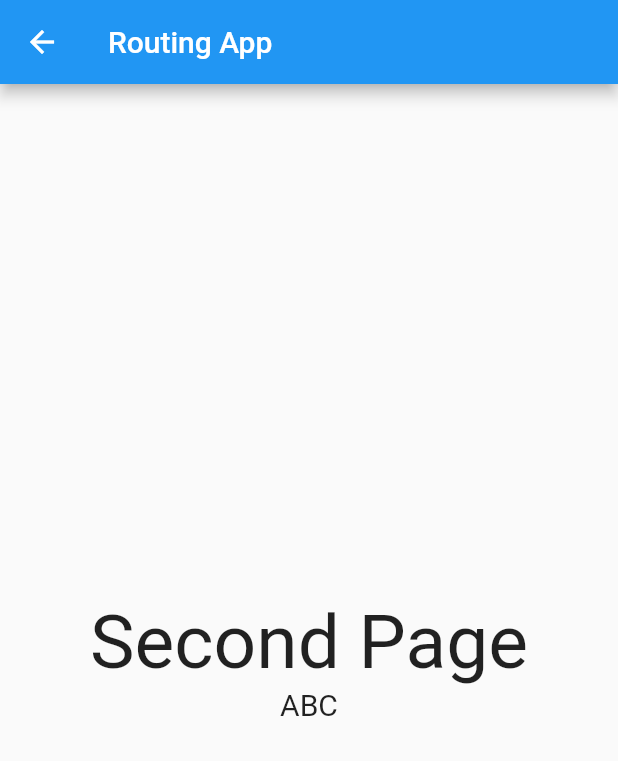
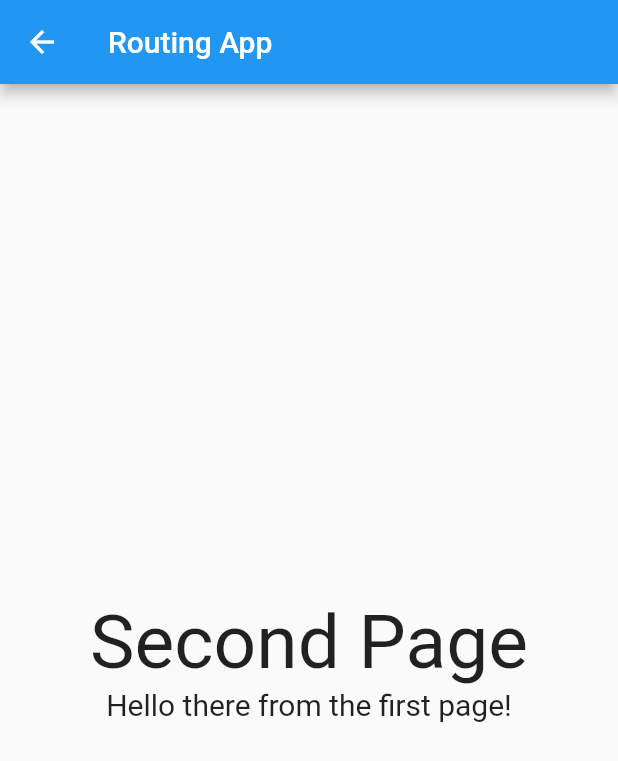
Before and after one commit to TanmayKoliDK/navigatio-sample, a Flutter app: the screen it shows after launch, after a tap on "Go to second", on a phone screen of 412 x 824 dp. Shown: the top 761 px of the screen. Run offline on Flutter 3.47's test engine with Material 2 defaults, Android fonts, the phone set to English and light mode, and no system bars.

Commit message:
Creating route_generator.dart file and use onGenerateRoute function in MaterialApp

```diff
--- a/lib/main.dart
+++ b/lib/main.dart
@@ -1,4 +1,5 @@
 import 'package:flutter/material.dart';
+import 'package:navigationapp/route_generator.dart';
 
 void main() {
   runApp(const MyApp());
@@ -15,12 +16,8 @@ class MyApp extends StatelessWidget {
       theme: ThemeData(
         primarySwatch: Colors.blue,
       ),
-      home: const FirstPage(),
-      routes: {
-        '/second': (_) => const SecondPage(
-              data: 'ABC',
-            ),
-      },
+      initialRoute: '/',
+      onGenerateRoute: RouteGenerator.generateRoute,
     );
   }
 }
@@ -44,9 +41,15 @@ class FirstPage extends StatelessWidget {
             ),
             ElevatedButton(
               onPressed: () {
-                Navigator.of(context).pushNamed('/second');
+                Navigator.of(context).pushNamed(
+                  '/second',
+                  arguments: 'Hello there from the first page!',
+                );
               },
-              child: const Text('Go to second'),
+              child: const Text(
+                'Go to second',
+                style: TextStyle(fontSize: 20),
+              ),
             ),
           ],
         ),
--- /dev/null
+++ b/lib/route_generator.dart
@@ -0,0 +1,46 @@
+import 'package:flutter/material.dart';
+//import 'package:routing_prep/main.dart';
+import 'package:navigationapp/main.dart';
+
+class RouteGenerator {
+  static Route<dynamic> generateRoute(RouteSettings settings) {
+    // Getting arguments passed in while calling Navigator.pushNamed
+    final args = settings.arguments;
+
+    switch (settings.name) {
+      case '/':
+        return MaterialPageRoute(builder: (_) => const FirstPage());
+      case '/second':
+        // Validation of correct data type
+        if (args is String) {
+          return MaterialPageRoute(
+            builder: (_) => SecondPage(
+              data: args,
+            ),
+          );
+        }
+        // If args is not of the correct type, return an error page.
+        // You can also throw an exception while in development.
+        return _errorRoute();
+      default:
+        // If there is no such named route in the switch statement, e.g. /third
+        return _errorRoute();
+    }
+  }
+
+  static Route<dynamic> _errorRoute() {
+    return MaterialPageRoute(builder: (_) {
+      return Scaffold(
+        appBar: AppBar(
+          title: const Text('Error'),
+        ),
+        body: const Center(
+          child: Text(
+            'ERROR',
+            style: TextStyle(fontSize: 30),
+          ),
+        ),
+      );
+    });
+  }
+}
```
